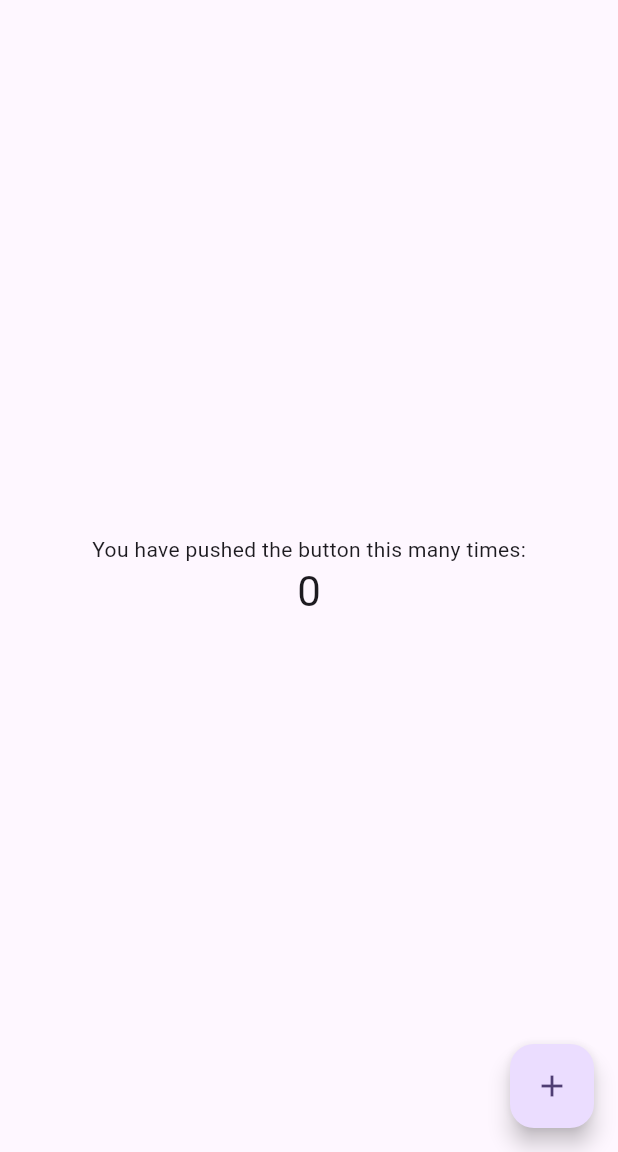
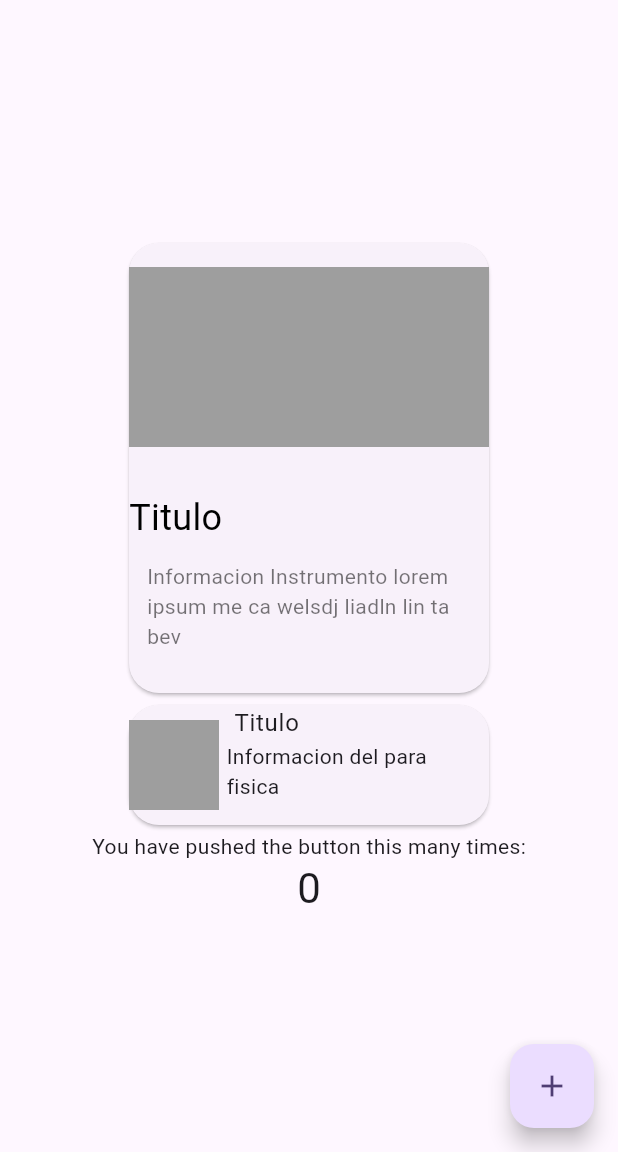
Before and after one commit to Andrewing1000/LabLend, a Flutter app: the screen it shows after launch, on a phone screen of 412 x 824 dp, the part 84-1236 px from its top. Run offline on Flutter 3.47's test engine with Material 3 defaults, Android fonts, the phone set to English and light mode, and no system bars; project files that could hold a hidden picture were left out.

Commit message:
Update: Problema en el pubspect y agregado las tarjetas

```diff
--- /dev/null
+++ b/frontend/lib/Widgets.dart
@@ -0,0 +1,93 @@
+import 'package:flutter/material.dart';
+
+class CustomCardWidget extends StatelessWidget {
+  @override
+  Widget build(BuildContext context) {
+    return Card(
+      shape: RoundedRectangleBorder(
+        borderRadius: BorderRadius.circular(20),
+      ),
+      child: SizedBox(
+        height: 300,
+        width: 240,
+        child: Column(
+          mainAxisAlignment: MainAxisAlignment.center,
+          crossAxisAlignment: CrossAxisAlignment.start,
+          mainAxisSize: MainAxisSize.max,
+          children: [
+            SizedBox(
+              width: 240,
+              height: 120,
+              child: Container(
+                color: Colors.grey,
+              ),
+            ),
+            SizedBox(
+              width: 10,
+              height: 30,
+            ),
+            Text(
+              "Titulo",
+              style: TextStyle(fontSize: 24, color: Colors.black),
+            ),
+            Padding(
+              padding: EdgeInsets.all(12.0),
+              child: Text(
+                "Informacion Instrumento lorem ipsum me ca welsdj liadln lin ta bev",
+                style: TextStyle(fontSize: 14, color: Colors.black54),
+              ),
+            )
+          ],
+        ),
+      ),
+    );
+  }
+}
+
+class CustomHorizontalCardWidget extends StatelessWidget {
+  const CustomHorizontalCardWidget({Key? key}) : super(key: key);
+
+  @override
+  Widget build(BuildContext context) {
+    return Card(
+      //color: Color(Theme.of(context).cardColor.blue),
+      shape: RoundedRectangleBorder(borderRadius: BorderRadius.circular(20)),
+      child: SizedBox(
+        height: 80,
+        width: 240,
+        child: Row(
+          children: [
+            SizedBox(
+              height: 60,
+              width: 60,
+              child: Container(
+                color: Colors.grey,
+              ),
+            ),
+            Column(
+              crossAxisAlignment: CrossAxisAlignment.start,
+              children: [
+                Container(
+                  child: Padding(
+                    padding: EdgeInsets.symmetric(horizontal: 10),
+                    child: Text(
+                      "Titulo",
+                      style: Theme.of(context).textTheme.bodyLarge,
+                    ),
+                  ),
+                ),
+                Container(
+                  width: 160,
+                  child: Padding(
+                    padding: EdgeInsets.symmetric(horizontal: 5),
+                    child: Text("Informacion del para fisica "),
+                  ),
+                )
+              ],
+            )
+          ],
+        ),
+      ),
+    );
+  }
+}
--- a/frontend/lib/main.dart
+++ b/frontend/lib/main.dart
@@ -1,4 +1,5 @@
 import 'package:flutter/material.dart';
+import 'package:frontend/Widgets.dart';
 
 void main() {
   runApp(const MyApp());
@@ -11,23 +12,10 @@ class MyApp extends StatelessWidget {
   @override
   Widget build(BuildContext context) {
     return MaterialApp(
+      debugShowCheckedModeBanner: false,
       title: 'Flutter Demo',
       theme: ThemeData(
-        // This is the theme of your application.
-        //
-        // TRY THIS: Try running your application with "flutter run". You'll see
-        // the application has a purple toolbar. Then, without quitting the app,
-        // try changing the seedColor in the colorScheme below to Colors.green
-        // and then invoke "hot reload" (save your changes or press the "hot
-        // reload" button in a Flutter-supported IDE, or press "r" if you used
-        // the command line to start the app).
-        //
-        // Notice that the counter didn't reset back to zero; the application
-        // state is not lost during the reload. To reset the state, use hot
-        // restart instead.
-        //
-        // This works for code too, not just values: Most code changes can be
-        // tested with just a hot reload.
+
         colorScheme: ColorScheme.fromSeed(seedColor: Colors.deepPurple),
         useMaterial3: true,
       ),
@@ -39,14 +27,6 @@ class MyApp extends StatelessWidget {
 class MyHomePage extends StatefulWidget {
   const MyHomePage({super.key, required this.title});
 
-  // This widget is the home page of your application. It is stateful, meaning
-  // that it has a State object (defined below) that contains fields that affect
-  // how it looks.
-
-  // This class is the configuration for the state. It holds the values (in this
-  // case the title) provided by the parent (in this case the App widget) and
-  // used by the build method of the State. Fields in a Widget subclass are
-  // always marked "final".
 
   final String title;
 
@@ -87,24 +67,15 @@ class _MyHomePageState extends State<MyHomePage> {
         title: Text(widget.title),
       ),
       body: Center(
-        // Center is a layout widget. It takes a single child and positions it
-        // in the middle of the parent.
+
          child: Column(
-          // Column is also a layout widget. It takes a list of children and
-          // arranges them vertically. By default, it sizes itself to fit its
-          // children horizontally, and tries to be as tall as its parent.
-          //
-          // Column has various properties to control how it sizes itself and
-          // how it positions its children. Here we use mainAxisAlignment to
-          // center the children vertically; the main axis here is the vertical
-          // axis because Columns are vertical (the cross axis would be
-          // horizontal).
-          //
-          // TRY THIS: Invoke "debug painting" (choose the "Toggle Debug Paint"
-          // action in the IDE, or press "p" in the console), to see the
-          // wireframe for each widget.
            mainAxisAlignment: MainAxisAlignment.center,
            children: <Widget>[
+
+             CustomCardWidget(),
+             CustomHorizontalCardWidget(),
+
+
              const Text(
                'You have pushed the button this many times:',
              ),
@@ -114,6 +85,7 @@ class _MyHomePageState extends State<MyHomePage> {
              ),
            ],
          ),
+
       ),
       floatingActionButton: FloatingActionButton(
         onPressed: _incrementCounter,
```
Also changed, not shown: frontend/pubspec.yaml (+4 -6 lines). Lines whose indentation alone changed are shown as unchanged.
